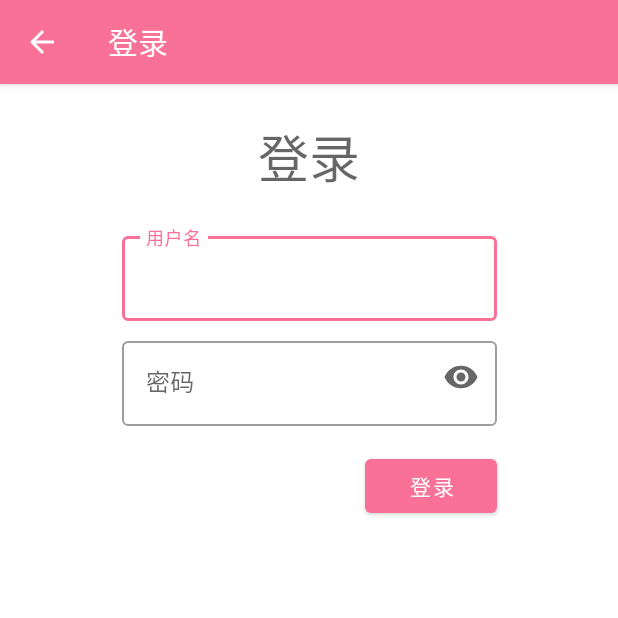
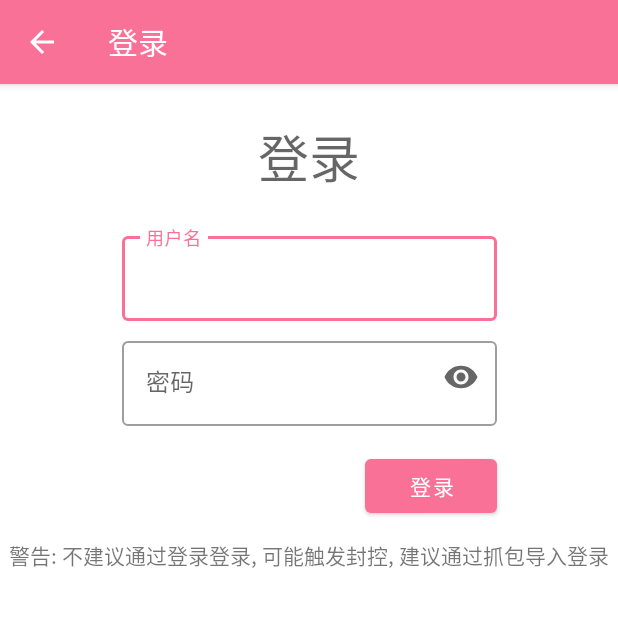
Before and after one commit to duzhaokun123/BilibiliHD2, an Android app: the LoginActivity screen opened directly, with no data from a screen before it, on a phone screen of 412 x 824 dp, the top half of it. Run offline under Robolectric (Android 15) with nearby library versions, the phone set to English and light mode, and no system bars; our stand-ins replace data binding.

Commit message:
登录警告

```diff
--- a/app/src/main/java/com/duzhaokun123/bilibilihd2/ui/main/MainActivity.kt
+++ b/app/src/main/java/com/duzhaokun123/bilibilihd2/ui/main/MainActivity.kt
@@ -26,6 +26,8 @@ class MainActivity : BaseActivity<ActivityMainBinding>(
     Config.NO_TOOL_BAR,
     Config.LAYOUT_MATCH_HORI
 ) {
+
+
     private lateinit var navController: NavController
     private lateinit var headerView: View
 
--- a/app/src/main/res/layout/activity_login.xml
+++ b/app/src/main/res/layout/activity_login.xml
@@ -86,5 +86,14 @@
             app:layout_constraintEnd_toEndOf="@+id/btn_login"
             app:layout_constraintStart_toStartOf="@+id/btn_login"
             app:layout_constraintTop_toTopOf="@+id/btn_login" />
+
+        <TextView
+            android:layout_width="wrap_content"
+            android:layout_height="wrap_content"
+            android:layout_marginTop="75dp"
+            app:layout_constraintEnd_toEndOf="parent"
+            android:text="警告: 不建议通过登录登录, 可能触发封控, 建议通过抓包导入登录"
+            app:layout_constraintStart_toStartOf="parent"
+            app:layout_constraintTop_toBottomOf="@id/til_password" />
     </androidx.constraintlayout.widget.ConstraintLayout>
 </layout>
--- a/bili-player/build.gradle.kts
+++ b/bili-player/build.gradle.kts
@@ -40,7 +40,7 @@ dependencies {
     val exoplayerVersion = "2.13.3"
     api("com.google.android.exoplayer:exoplayer-core:$exoplayerVersion")
     compileOnly("org.checkerframework:checker-qual:3.3.0")
-    api("androidx.media:media:1.3.0")
+    api("androidx.media:media:1.4.1")
 
     api("com.github.duzhaokun123:DanmakuView:20d5e60a4d")
 }
--- a/imageviewer/build.gradle.kts
+++ b/imageviewer/build.gradle.kts
@@ -22,6 +22,6 @@ android {
 dependencies {
     implementation("org.jetbrains.kotlin:kotlin-stdlib:$kotlin_version")
     implementation("androidx.appcompat:appcompat:$androidx_appcompat_version")
-    implementation("androidx.transition:transition:1.4.0")
+    implementation("androidx.transition:transition:1.4.1")
     api("com.github.chrisbanes:PhotoView:2.3.0")
 }
```
Also changed, not shown: 1 other file.
